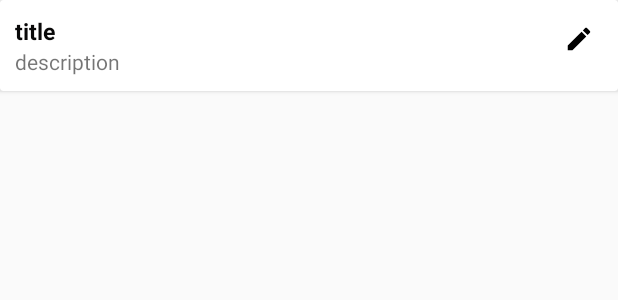
After one commit to rimjhimsudo/TaskManager, an Android app: the layout task_item.xml on its own in the app's theme, with its tools: preview values and no code run, on a phone screen of 412 x 824 dp. The commit adds this screen. Shown: the top 300 px of the screen. Run offline under Robolectric (Android 15) with nearby library versions, the phone set to English and light mode, and no system bars.

Commit message:
room Database and recyclerview added

```diff
--- a/app/build.gradle
+++ b/app/build.gradle
@@ -33,4 +33,9 @@ dependencies {
     androidTestImplementation 'androidx.test.espresso:espresso-core:3.2.0'
     implementation 'com.android.support:design:28.0.0'
     implementation 'com.google.android.material:material:1.1.0'
+    //room
+    implementation 'android.arch.persistence.room:runtime:1.1.1'
+    //annotation
+    annotationProcessor 'android.arch.persistence.room:compiler:1.1.1'
+
 }
--- /dev/null
+++ b/app/src/main/java/com/example/taskmanager/Constants/Constants.java
@@ -0,0 +1,5 @@
+package com.example.taskmanager.Constants;
+
+public class Constants {
+    public   static final String UPDATE_Task_Id="update_task";
+}
--- /dev/null
+++ b/app/src/main/res/drawable/ic_mode_edit_black_24dp.xml
@@ -0,0 +1,9 @@
+<vector xmlns:android="http://schemas.android.com/apk/res/android"
+        android:width="24dp"
+        android:height="24dp"
+        android:viewportWidth="24.0"
+        android:viewportHeight="24.0">
+    <path
+        android:fillColor="#FF000000"
+        android:pathData="M3,17.25V21h3.75L17.81,9.94l-3.75,-3.75L3,17.25zM20.71,7.04c0.39,-0.39 0.39,-1.02 0,-1.41l-2.34,-2.34c-0.39,-0.39 -1.02,-0.39 -1.41,0l-1.83,1.83 3.75,3.75 1.83,-1.83z"/>
+</vector>
--- a/app/src/main/res/layout/activity_main.xml
+++ b/app/src/main/res/layout/activity_main.xml
@@ -16,5 +16,11 @@
         android:layout_marginBottom="10dp"
         android:layout_marginRight="10dp"
         />
+    <androidx.recyclerview.widget.RecyclerView
+        android:id="@+id/recyclerView"
+        android:layout_width="match_parent"
+        android:layout_height="match_parent"
+
+        />
 
 </RelativeLayout>
--- /dev/null
+++ b/app/src/main/res/layout/task_item.xml
@@ -0,0 +1,56 @@
+<?xml version="1.0" encoding="utf-8"?>
+<androidx.cardview.widget.CardView
+    xmlns:android="http://schemas.android.com/apk/res/android"
+    android:layout_width="match_parent"
+    android:layout_height="wrap_content"
+    xmlns:app="http://schemas.android.com/apk/res-auto">
+
+    <androidx.constraintlayout.widget.ConstraintLayout
+        android:layout_width="match_parent"
+        android:layout_height="wrap_content">
+        <LinearLayout
+            android:layout_width="match_parent"
+            android:layout_height="wrap_content"
+            android:orientation="vertical"
+            android:padding="10dp"
+            app:layout_constraintBottom_toBottomOf="parent"
+            app:layout_constraintEnd_toEndOf="parent"
+            app:layout_constraintStart_toStartOf="parent"
+            app:layout_constraintTop_toTopOf="parent">
+
+            <TextView
+                android:id="@+id/title"
+                android:layout_width="wrap_content"
+                android:layout_height="wrap_content"
+                android:text="@string/title"
+                android:textColor="@color/colorBlack"
+                android:textSize="15sp"
+                android:textStyle="bold" />
+
+            <TextView
+                android:id="@+id/description"
+                android:layout_width="wrap_content"
+                android:layout_height="wrap_content"
+                android:text="@string/description" />
+
+
+        </LinearLayout>
+
+        <ImageView
+            android:layout_width="20dp"
+            android:layout_height="20dp"
+            android:id="@+id/edit_Image"
+            android:layout_marginTop="16dp"
+            android:layout_marginEnd="16dp"
+            android:layout_marginBottom="16dp"
+            app:layout_constraintTop_toBottomOf="parent"
+            app:layout_constraintEnd_toEndOf="parent"
+            app:layout_constraintTop_toTopOf="parent"
+            android:src="@drawable/ic_mode_edit_black_24dp"
+            app:layout_constraintVertical_bias="0.0"
+            />
+
+    </androidx.constraintlayout.widget.ConstraintLayout>
+
+
+</androidx.cardview.widget.CardView>
--- a/app/src/main/res/menu/menu.xml
+++ b/app/src/main/res/menu/menu.xml
@@ -3,14 +3,13 @@
     xmlns:app="http://schemas.android.com/apk/res-auto">
     <item
         android:id="@+id/spinner"
-        android:title="ActionBar Spinner"
+        android:title="ActionBar_Spinner"
         app:actionViewClass="android.widget.Spinner"
-        android:background="#ff00"
         app:showAsAction="always"
         />
     <item
         android:id="@+id/search_bar"
-        android:title="ActonBar search"
+        android:title="ActionBar search"
         app:actionViewClass="android.widget.SearchView"
         app:showAsAction="always"/>
     <item android:id="@+id/item1"
--- a/app/src/main/res/values/colors.xml
+++ b/app/src/main/res/values/colors.xml
@@ -3,4 +3,6 @@
     <color name="colorPrimary">#6200EE</color>
     <color name="colorPrimaryDark">#3700B3</color>
     <color name="colorAccent">#03DAC5</color>
+    <color name="colorwhite">#F3F0F0</color>
+    <color name="colorBlack">#090808</color>
 </resources>
--- a/app/src/main/res/values/strings.xml
+++ b/app/src/main/res/values/strings.xml
@@ -1,8 +1,11 @@
 <resources>
     <string name="app_name">TaskManager</string>
+    <string name="title">title</string>
+    <string name="description">description</string>
     <string name="category_prompt">Choose category</string>
 
     <string-array name="category_arrays">
+        <item>All category</item>
         <item>Music</item>
         <item>Household</item>
         <item>Office</item>
--- a/build.gradle
+++ b/build.gradle
@@ -20,6 +20,7 @@ allprojects {
     repositories {
         google()
         jcenter()
+        maven{url 'https://maven.google.com'}
 
     }
 }
```
Also changed, not shown: app/src/main/java/com/example/taskmanager/Adaptors/TaskAdaptors.java (added, +86 -0 lines), app/src/main/java/com/example/taskmanager/AddTask.java (+80 -3 lines), app/src/main/java/com/example/taskmanager/Database/AppExecutors.java (added, +84 -0 lines), app/src/main/java/com/example/taskmanager/Database/TaskDao.java (added, +24 -0 lines), app/src/main/java/com/example/taskmanager/Database/TaskDatabase.java (added, +30 -0 lines), app/src/main/java/com/example/taskmanager/MainActivity.java (+63 -2 lines), app/src/main/java/com/example/taskmanager/Model/Task.java (added, +121 -0 lines), app/src/main/java/com/example/taskmanager/Utils/DateConverter.java (added, +32 -0 lines), app/src/main/java/com/example/taskmanager/Utils/TimestampConverter.java (added, +40 -0 lines).
